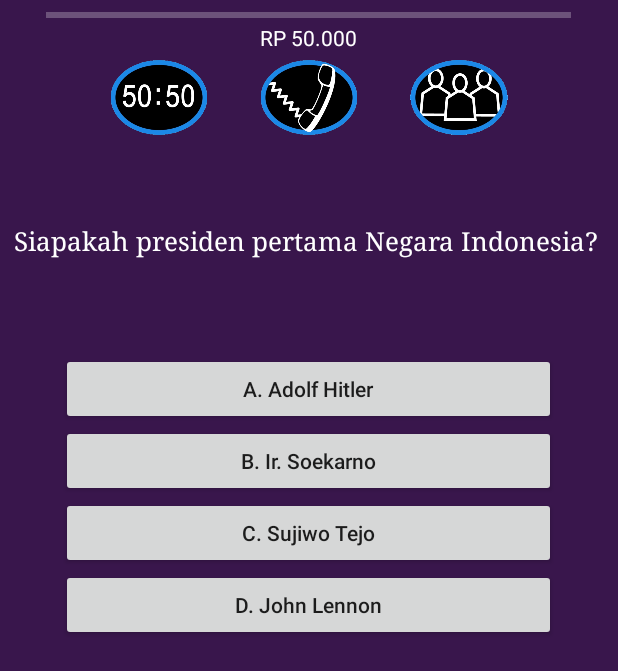
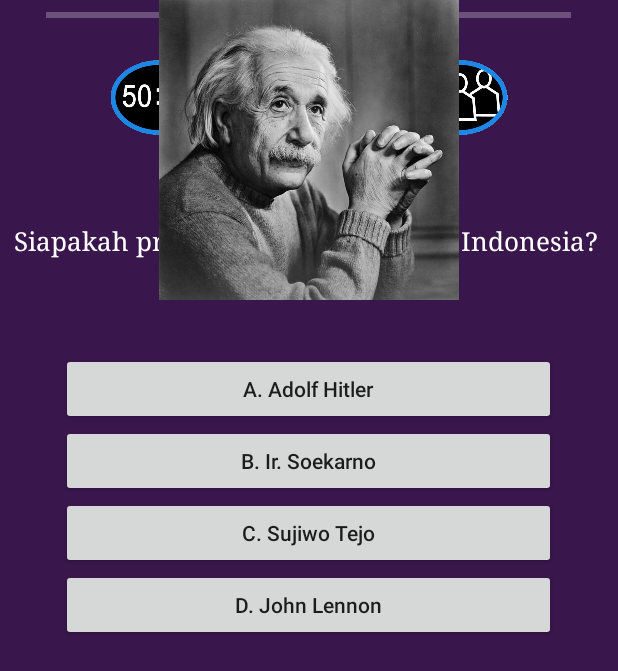
Before and after one commit to dimasyr/wwtbam, an Android app: the layout activity_play.xml on its own in the app's theme, with its tools: preview values and no code run, on a phone screen of 412 x 824 dp. Shown: the top 671 px of the screen. Run offline under Robolectric (Android 15) with nearby library versions, the phone set to English and light mode, and no system bars.

Commit message:
framelayout einstein

```diff
--- a/app/src/main/res/layout/activity_play.xml
+++ b/app/src/main/res/layout/activity_play.xml
@@ -10,6 +10,8 @@
     <ScrollView
         android:layout_width="wrap_content"
         android:layout_height="wrap_content">
+
+
 
         <RelativeLayout
             android:layout_width="match_parent"
@@ -137,7 +139,18 @@
                     android:onClick="cekJawaban"
                     android:textAllCaps="false" />
             </LinearLayout>
+            <FrameLayout
+                android:layout_width="match_parent"
+                android:layout_height="match_parent"
+                android:layout_gravity="center">
 
+                <ImageView
+                    android:layout_width="200dp"
+                    android:layout_height="200dp"
+                    android:layout_gravity="center_horizontal"
+                    android:background="@drawable/instein"/>
+
+            </FrameLayout>
         </RelativeLayout>
 
     </ScrollView>
```
Also changed, not shown: app/src/main/res/drawable-v24/instein.jpg (added).
